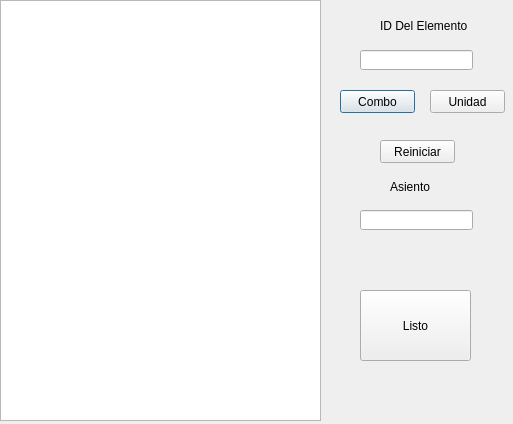
Before: the Qt Designer form interfazclientes.ui in Cthulhu21/Evaluacion, drawn with Qt 5.
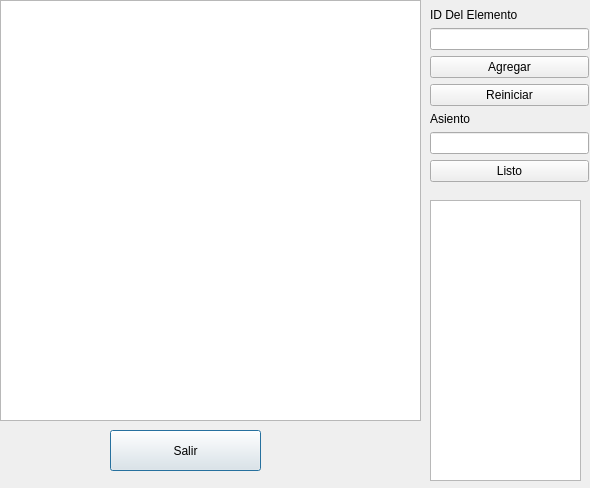
After: the same form once the commit is applied.

Commit message:
Funciones de la interfaz
Lo de arriba. Más el guardado de las ventas y tablas para que el cliente vea lo que ha pedido

What changed in the file:
```diff
--- a/interfazclientes.ui
+++ b/interfazclientes.ui
@@ -6,10 +6,22 @@
    <rect>
     <x>0</x>
     <y>0</y>
-    <width>513</width>
-    <height>424</height>
+    <width>590</width>
+    <height>488</height>
    </rect>
   </property>
+  <property name="minimumSize">
+   <size>
+    <width>590</width>
+    <height>424</height>
+   </size>
+  </property>
+  <property name="maximumSize">
+   <size>
+    <width>590</width>
+    <height>488</height>
+   </size>
+  </property>
   <property name="windowTitle">
    <string>Dialog</string>
   </property>
@@ -18,108 +30,86 @@
     <rect>
      <x>0</x>
      <y>0</y>
-     <width>321</width>
+     <width>421</width>
      <height>421</height>
     </rect>
    </property>
   </widget>
-  <widget class="QPushButton" name="BotoAgregarCombo">
+  <widget class="QTableWidget" name="TablaPedido">
    <property name="geometry">
     <rect>
-     <x>340</x>
-     <y>90</y>
-     <width>75</width>
-     <height>23</height>
+     <x>430</x>
+     <y>200</y>
+     <width>151</width>
+     <height>281</height>
     </rect>
    </property>
-   <property name="text">
-    <string>Combo</string>
-   </property>
   </widget>
-  <widget class="QLineEdit" name="TextoID">
+  <widget class="QPushButton" name="Salir">
    <property name="geometry">
     <rect>
-     <x>360</x>
-     <y>50</y>
-     <width>113</width>
-     <height>20</height>
+     <x>110</x>
+     <y>430</y>
+     <width>151</width>
+     <height>41</height>
     </rect>
    </property>
-  </widget>
-  <widget class="QLabel" name="label">
-   <property name="geometry">
-    <rect>
-     <x>380</x>
-     <y>10</y>
-     <width>101</width>
-     <height>31</height>
-    </rect>
-   </property>
    <property name="text">
-    <string>ID Del Elemento</string>
+    <string>Salir</string>
    </property>
   </widget>
-  <widget class="QPushButton" name="BotonAgregarUnidad">
+  <widget class="QWidget" name="">
    <property name="geometry">
     <rect>
      <x>430</x>
-     <y>90</y>
-     <width>75</width>
-     <height>23</height>
+     <y>8</y>
+     <width>159</width>
+     <height>181</height>
     </rect>
    </property>
-   <property name="text">
-    <string>Unidad</string>
-   </property>
-  </widget>
-  <widget class="QPushButton" name="BotonReiniciarPedido">
-   <property name="geometry">
-    <rect>
-     <x>380</x>
-     <y>140</y>
-     <width>75</width>
-     <height>23</height>
-    </rect>
-   </property>
-   <property name="text">
-    <string>Reiniciar</string>
-   </property>
-  </widget>
-  <widget class="QPushButton" name="BotonListo">
-   <property name="geometry">
-    <rect>
-     <x>360</x>
-     <y>290</y>
-     <width>111</width>
-     <height>71</height>
-    </rect>
-   </property>
-   <property name="text">
-    <string>Listo</string>
-   </property>
-  </widget>
-  <widget class="QLabel" name="label_2">
-   <property name="geometry">
-    <rect>
-     <x>390</x>
-     <y>180</y>
-     <width>47</width>
-     <height>13</height>
-    </rect>
-   </property>
-   <property name="text">
-    <string>Asiento</string>
-   </property>
-  </widget>
-  <widget class="QLineEdit" name="TextoAsiento">
-   <property name="geometry">
-    <rect>
-     <x>360</x>
-     <y>210</y>
-     <width>113</width>
-     <height>20</height>
-    </rect>
-   </property>
+   <layout class="QFormLayout" name="formLayout">
+    <item row="2" column="0" colspan="2">
+     <widget class="QLineEdit" name="TextoID"/>
+    </item>
+    <item row="4" column="0" colspan="2">
+     <widget class="QPushButton" name="BotonReiniciarPedido">
+      <property name="text">
+       <string>Reiniciar</string>
+      </property>
+     </widget>
+    </item>
+    <item row="5" column="0" colspan="2">
+     <widget class="QLabel" name="label_2">
+      <property name="text">
+       <string>Asiento</string>
+      </property>
+     </widget>
+    </item>
+    <item row="6" column="0" colspan="2">
+     <widget class="QLineEdit" name="TextoAsiento"/>
+    </item>
+    <item row="7" column="0" colspan="2">
+     <widget class="QPushButton" name="BotonListo">
+      <property name="text">
+       <string>Listo</string>
+      </property>
+     </widget>
+    </item>
+    <item row="1" column="0">
+     <widget class="QLabel" name="label">
+      <property name="text">
+       <string>ID Del Elemento</string>
+      </property>
+     </widget>
+    </item>
+    <item row="3" column="0" colspan="2">
+     <widget class="QPushButton" name="BotoAgregarCombo">
+      <property name="text">
+       <string>Agregar</string>
+      </property>
+     </widget>
+    </item>
+   </layout>
   </widget>
  </widget>
  <resources/>
```
The commit also changes 2 other files.
